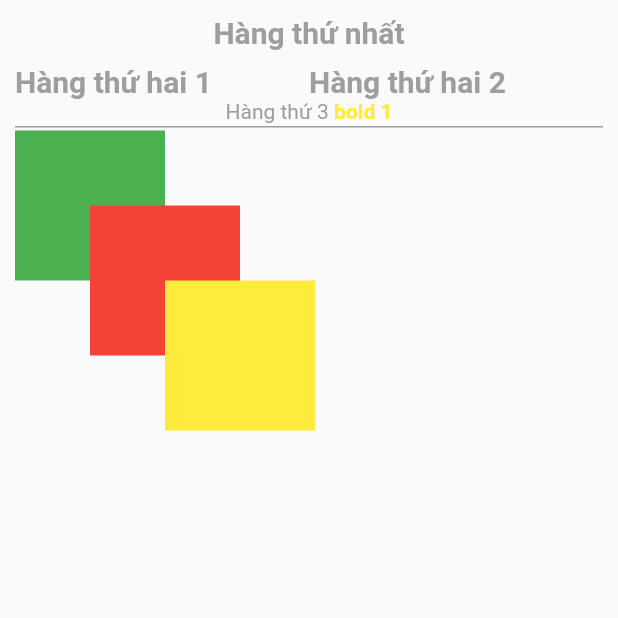
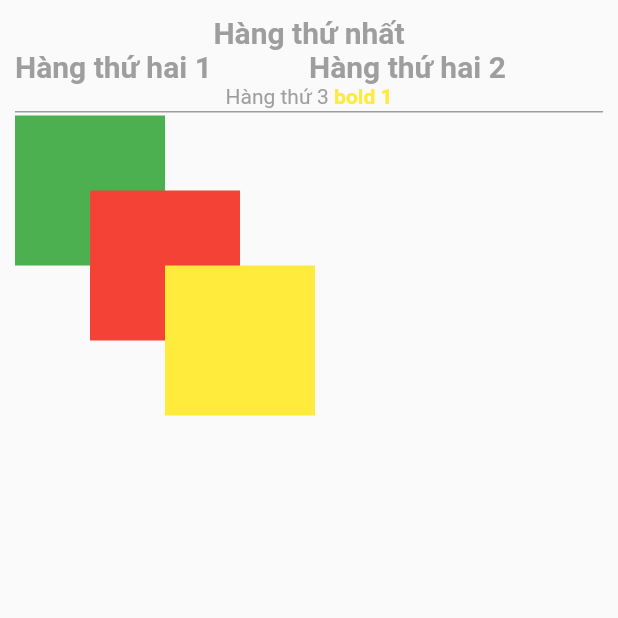
Before and after one commit to ThanhND-Git/my_flutter_app, a Flutter app: the screen it shows after launch, on a phone screen of 412 x 824 dp, the top half of it. Run offline on Flutter 3.47's test engine with Material 2 defaults, Android fonts, the phone set to English and light mode, and no system bars; our stand-ins replace device_preview.

Commit message:
sửa một số lỗi nhỏ

```diff
--- a/lib/main.dart
+++ b/lib/main.dart
@@ -48,7 +48,7 @@ class _MyHomePageState extends State<MyHomePage> {
           child: Column(
             crossAxisAlignment: CrossAxisAlignment.start,
             children: [
-              _buildParagraph(),
+              _buildText(),
               _buildLine(),
               _buildStack(),
             ],
@@ -58,14 +58,11 @@ class _MyHomePageState extends State<MyHomePage> {
     );
   }
 
-  Widget _buildParagraph() {
+  Widget _buildText() {
     return Column(
       children: [
         //row 1
-        Center(
-          child: _buildTitle('Hàng thứ nhất'),
-        ),
-        const SizedBox(height: 10),
+        _buildTitle('Hàng thứ nhất'),
 
         //row 2
         Row(
@@ -75,11 +72,9 @@ class _MyHomePageState extends State<MyHomePage> {
             Expanded(child: _buildTitle('Hàng thứ hai 2'))
           ],
         ),
-        // const SizedBox(height: 10),
 
         //row 3
-        const Center(
-          child: Text.rich(
+        const Text.rich(
           TextSpan(
             children: [
               TextSpan(
@@ -92,7 +87,6 @@ class _MyHomePageState extends State<MyHomePage> {
                     color: Colors.yellow, fontWeight: FontWeight.bold),
               ),
             ],
-            ),
           ),
         ),
       ],
```
Lines whose indentation alone changed are shown as unchanged.
